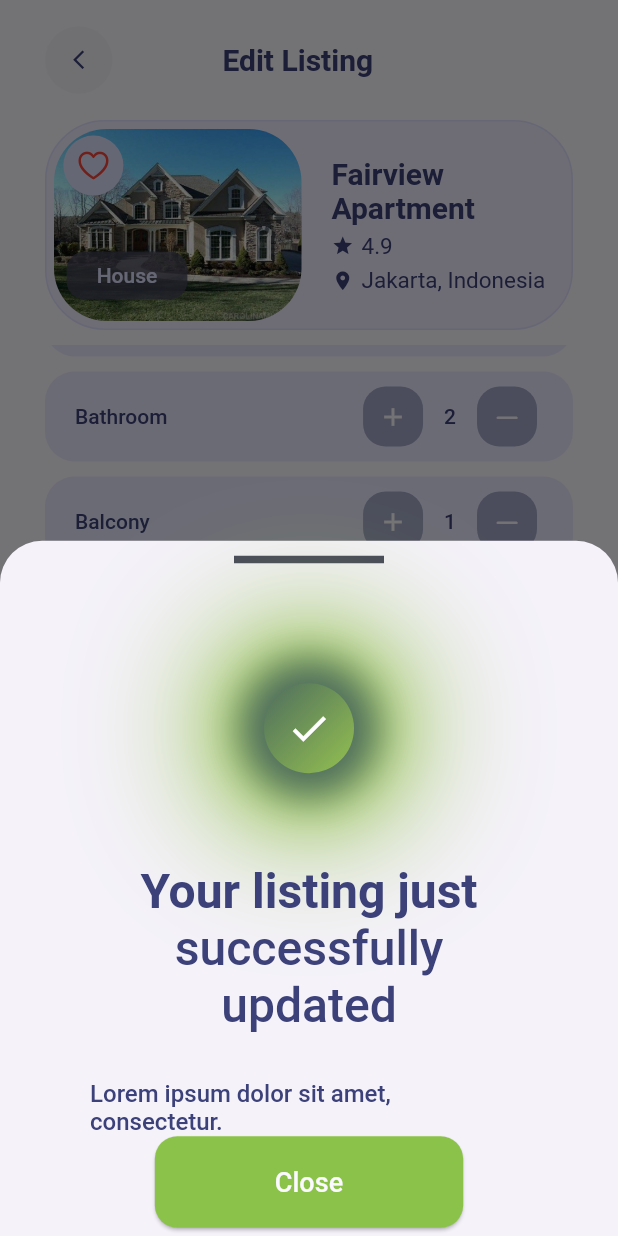
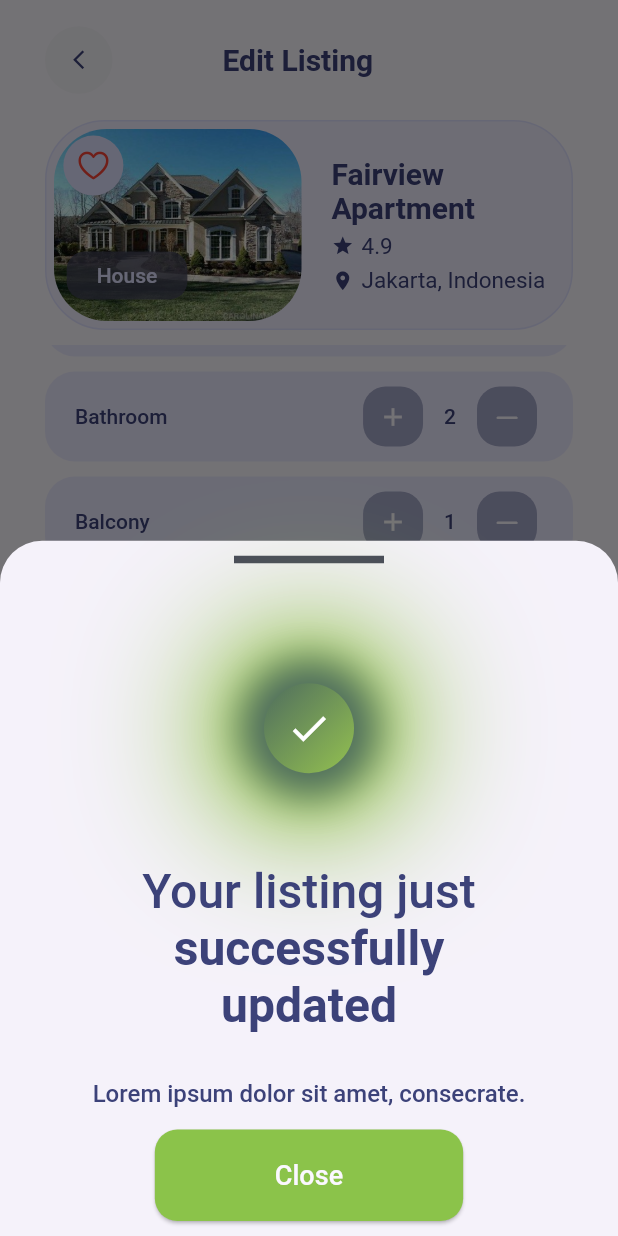
Before and after one commit to toxirjon96/house_trade, a Flutter app: the EditListingPage screen opened directly, scrolled down 1308 dp, after a tap on "Update", on a phone screen of 412 x 824 dp. Run offline on Flutter 3.47's test engine with Material 2 defaults, Android fonts, the phone set to English and light mode, and no system bars; our stand-ins replace flutter_riverpod, flutter_svg, google_fonts, image_picker.

Commit message:
app modified

```diff
--- a/lib/house_trade_library.dart
+++ b/lib/house_trade_library.dart
@@ -6,6 +6,9 @@
 export 'package:flutter_svg/flutter_svg.dart';
 export 'package:image_picker/image_picker.dart';
 export 'dart:io';
+
+//model
+export 'package:house_trade/src/pages/add_estate_page/model/e_text_type_model.dart';
 
 //pages
 export 'package:house_trade/src/pages/profile_page/profile_page.dart';
@@ -54,6 +57,9 @@
 export 'package:house_trade/src/pages/edit_listing_page/widget/l_property_features.dart';
 export 'package:house_trade/src/pages/edit_listing_page/widget/l_total_rooms.dart';
 export 'package:house_trade/src/pages/edit_listing_page/widget/l_environment_facilities.dart';
+
+export 'package:house_trade/src/pages/add_estate_page/widget/e_rich_text_builder.dart';
+
 //provider
 export 'package:house_trade/src/provider/profile_state_notifier.dart';
 export 'package:house_trade/src/provider/star_state_notifier.dart';
--- /dev/null
+++ b/lib/src/pages/add_estate_page/e_add_estate_page.dart
@@ -0,0 +1,11 @@
+import 'package:house_trade/house_trade_library.dart';
+
+class AddEstatePage extends StatelessWidget {
+  const AddEstatePage({super.key});
+
+  @override
+  Widget build(BuildContext context) {
+    // TODO: implement build
+    throw UnimplementedError();
+  }
+}
--- /dev/null
+++ b/lib/src/pages/add_estate_page/model/e_text_type_model.dart
@@ -0,0 +1,33 @@
+enum TextType {
+  normalText,
+  boldText;
+}
+
+class TextTypeModel {
+  const TextTypeModel({
+    required this.textType,
+    required this.text,
+    this.fontSize = 32,
+  });
+
+  final TextType textType;
+  final String text;
+  final double fontSize;
+
+  @override
+  bool operator ==(Object other) =>
+      identical(this, other) ||
+      other is TextTypeModel &&
+          runtimeType == other.runtimeType &&
+          textType == other.textType &&
+          text == other.text &&
+          fontSize == other.fontSize;
+
+  @override
+  int get hashCode => textType.hashCode ^ text.hashCode ^ fontSize.hashCode;
+
+  @override
+  String toString() {
+    return 'TextTypeModel{textType: $textType, text: $text, fontSize: $fontSize}';
+  }
+}
--- /dev/null
+++ b/lib/src/pages/add_estate_page/widget/e_rich_text_builder.dart
@@ -0,0 +1,44 @@
+import 'package:house_trade/house_trade_library.dart';
+
+class RichTextBuilder extends StatelessWidget {
+  const RichTextBuilder({
+    required this.textList,
+    super.key,
+  });
+
+  final List<TextTypeModel> textList;
+
+  @override
+  Widget build(BuildContext context) {
+    return RichText(
+      textAlign: TextAlign.center,
+      text: TextSpan(
+        text: textList[0].text,
+        style: textList[0].textType == TextType.boldText
+            ? Theme.of(context).textTheme.titleLarge!.copyWith(
+                  fontSize: textList[0].fontSize,
+                  color: Theme.of(context).colorScheme.onPrimaryContainer,
+                )
+            : Theme.of(context).textTheme.labelLarge!.copyWith(
+                  fontSize: textList[0].fontSize,
+                  color: Theme.of(context).colorScheme.onPrimaryContainer,
+                ),
+        children: <TextSpan>[
+          for (int i = 1; i < textList.length; i++)
+            TextSpan(
+              text: textList[i].text,
+              style: textList[i].textType == TextType.boldText
+                  ? Theme.of(context).textTheme.titleLarge!.copyWith(
+                        fontSize: textList[i].fontSize,
+                        color: Theme.of(context).colorScheme.onPrimaryContainer,
+                      )
+                  : Theme.of(context).textTheme.labelLarge!.copyWith(
+                        fontSize: textList[i].fontSize,
+                        color: Theme.of(context).colorScheme.onPrimaryContainer,
+                      ),
+            ),
+        ],
+      ),
+    );
+  }
+}
--- a/lib/src/pages/edit_listing_page/l_edit_listing_page.dart
+++ b/lib/src/pages/edit_listing_page/l_edit_listing_page.dart
@@ -38,14 +38,25 @@
       imageFileList.remove(item);
     });
   }
+
   void onSubmit() {
     showModalBottomSheet(
         context: context,
         builder: (ctx) {
           return const BottomModal(
-            boldText: "Your listing just ",
-            normalText: "successfully updated",
-            subText: "Lorem ipsum dolor sit amet, consectetur.",
+            richTextBuilder: RichTextBuilder(
+              textList: [
+                TextTypeModel(
+                  textType: TextType.normalText,
+                  text: "Your listing just ",
+                ),
+                TextTypeModel(
+                  textType: TextType.boldText,
+                  text: "successfully updated  ",
+                ),
+              ],
+            ),
+            subText: "Lorem ipsum dolor sit amet, consecrate.",
             buttonText: "Close",
           );
         });
--- a/lib/src/pages/transaction_detail_page/widget/t_add_review.dart
+++ b/lib/src/pages/transaction_detail_page/widget/t_add_review.dart
@@ -30,8 +30,18 @@
         context: context,
         builder: (ctx) {
           return const BottomModal(
-            boldText: "Successfully ",
-            normalText: "submitted your review",
+            richTextBuilder: RichTextBuilder(
+              textList: [
+                TextTypeModel(
+                  textType: TextType.boldText,
+                  text: "Successfully ",
+                ),
+                TextTypeModel(
+                  textType: TextType.normalText,
+                  text: "submitted your review",
+                ),
+              ],
+            ),
             subText: "Lorem ipsum dolor sit amet, consectetur.",
             buttonText: "Continue Exploring",
           );
--- a/lib/src/pages/transaction_detail_page/widget/t_bottom_modal.dart
+++ b/lib/src/pages/transaction_detail_page/widget/t_bottom_modal.dart
@@ -1,18 +1,17 @@
 import 'package:house_trade/house_trade_library.dart';
+import 'package:house_trade/src/pages/add_estate_page/widget/e_rich_text_builder.dart';
 
 class BottomModal extends StatelessWidget {
   const BottomModal({
-    required this.boldText,
-    required this.normalText,
     required this.subText,
     required this.buttonText,
+    required this.richTextBuilder,
     super.key,
   });
 
-  final String boldText;
-  final String normalText;
   final String subText;
   final String buttonText;
+  final RichTextBuilder richTextBuilder;
 
   @override
   Widget build(BuildContext context) {
@@ -59,25 +58,7 @@
             ),
           ),
           const SizedBox(height: 60),
-          RichText(
-            textAlign: TextAlign.center,
-            text: TextSpan(
-              text: boldText,
-              style: Theme.of(context).textTheme.titleLarge!.copyWith(
-                    fontSize: 32,
-                    color: Theme.of(context).colorScheme.onPrimaryContainer,
-                  ),
-              children: <TextSpan>[
-                TextSpan(
-                  text: normalText,
-                  style: Theme.of(context).textTheme.labelLarge!.copyWith(
-                        fontSize: 32,
-                        color: Theme.of(context).colorScheme.onPrimaryContainer,
-                      ),
-                ),
-              ],
-            ),
-          ),
+          richTextBuilder,
           const SizedBox(height: 30),
           Text(
             subText,
```
